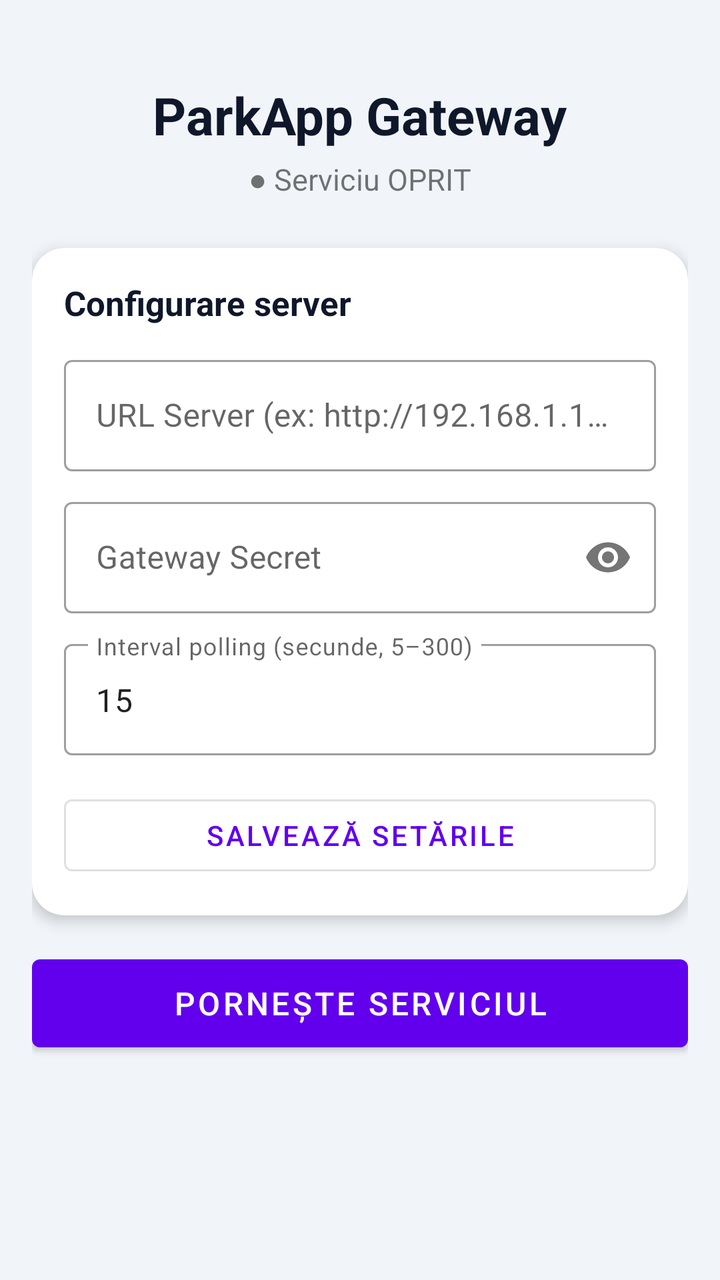
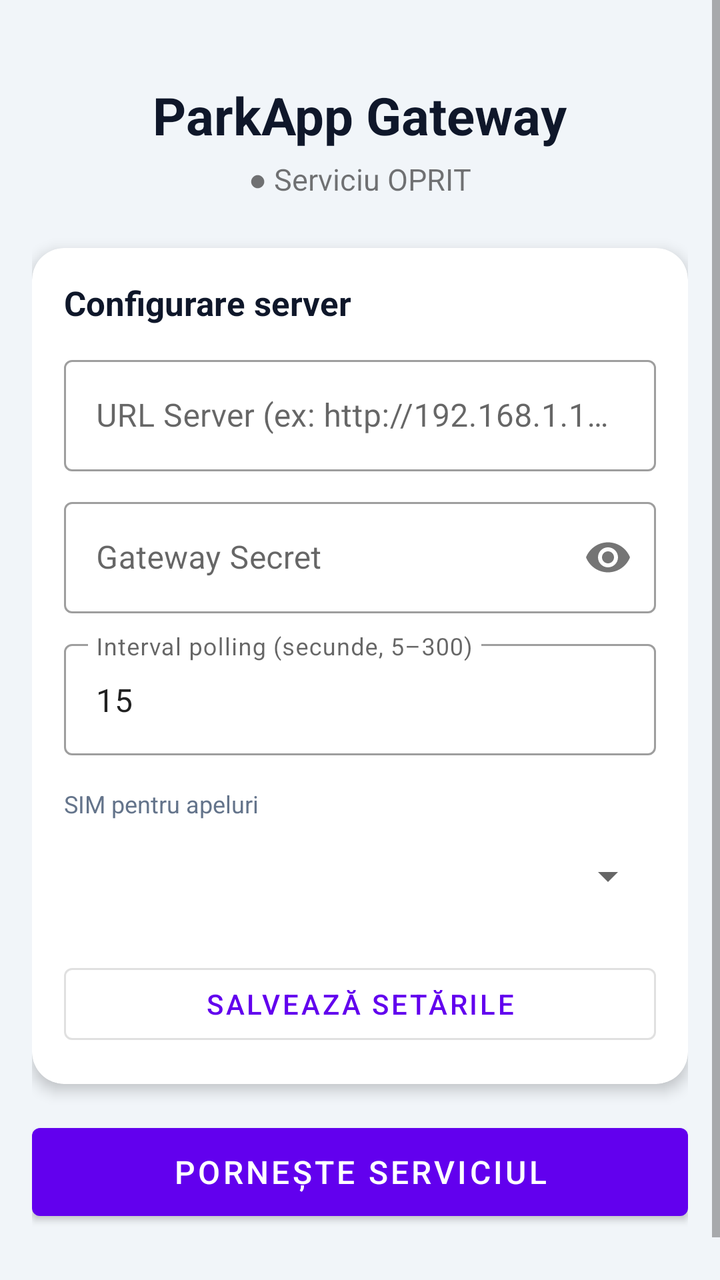

The first picture is an Android layout as it rendered before a commit; the second is the same layout after the commit. The layout source and the unified diff follow.
<!-- AndroidManifest.xml: application theme Theme.GatewayApp -->
<!-- res/layout/activity_main.xml -->
<?xml version="1.0" encoding="utf-8"?>
<ScrollView xmlns:android="http://schemas.android.com/apk/res/android"
    xmlns:app="http://schemas.android.com/apk/res-auto"
    android:layout_width="match_parent"
    android:layout_height="match_parent"
    android:background="#F1F5F9">

    <LinearLayout
        android:layout_width="match_parent"
        android:layout_height="wrap_content"
        android:orientation="vertical"
        android:padding="16dp"
        android:gravity="center_horizontal">

        
        <TextView
            android:layout_width="wrap_content"
            android:layout_height="wrap_content"
            android:text="ParkApp Gateway"
            android:textSize="26sp"
            android:textStyle="bold"
            android:textColor="#0F172A"
            android:layout_marginTop="24dp"
            android:layout_marginBottom="4dp" />

        <TextView
            android:id="@+id/tvStatus"
            android:layout_width="wrap_content"
            android:layout_height="wrap_content"
            android:text="● Serviciu OPRIT"
            android:textSize="15sp"
            android:layout_marginBottom="24dp" />

        
        <androidx.cardview.widget.CardView
            android:layout_width="match_parent"
            android:layout_height="wrap_content"
            app:cardCornerRadius="16dp"
            app:cardElevation="4dp"
            android:layout_marginBottom="16dp">

            <LinearLayout
                android:layout_width="match_parent"
                android:layout_height="wrap_content"
                android:orientation="vertical"
                android:padding="16dp">

                <TextView
                    android:layout_width="wrap_content"
                    android:layout_height="wrap_content"
                    android:text="Configurare server"
                    android:textSize="17sp"
                    android:textStyle="bold"
                    android:textColor="#0F172A"
                    android:layout_marginBottom="12dp" />

                <com.google.android.material.textfield.TextInputLayout
                    android:layout_width="match_parent"
                    android:layout_height="wrap_content"
                    android:hint="URL Server (ex: http://192.168.1.10:8000)"
                    android:layout_marginBottom="10dp"
                    style="@style/Widget.MaterialComponents.TextInputLayout.OutlinedBox">
                    <com.google.android.material.textfield.TextInputEditText
                        android:id="@+id/editUrl"
                        android:layout_width="match_parent"
                        android:layout_height="wrap_content"
                        android:inputType="textUri"
                        android:singleLine="true" />
                </com.google.android.material.textfield.TextInputLayout>

                <com.google.android.material.textfield.TextInputLayout
                    android:layout_width="match_parent"
                    android:layout_height="wrap_content"
                    android:hint="Gateway Secret"
                    android:layout_marginBottom="10dp"
                    style="@style/Widget.MaterialComponents.TextInputLayout.OutlinedBox"
                    app:passwordToggleEnabled="true">
                    <com.google.android.material.textfield.TextInputEditText
                        android:id="@+id/editSecret"
                        android:layout_width="match_parent"
                        android:layout_height="wrap_content"
                        android:inputType="textPassword"
                        android:singleLine="true" />
                </com.google.android.material.textfield.TextInputLayout>

                <com.google.android.material.textfield.TextInputLayout
                    android:layout_width="match_parent"
                    android:layout_height="wrap_content"
                    android:hint="Interval polling (secunde, 5–300)"
                    android:layout_marginBottom="16dp"
                    style="@style/Widget.MaterialComponents.TextInputLayout.OutlinedBox">
                    <com.google.android.material.textfield.TextInputEditText
                        android:id="@+id/editPoll"
                        android:layout_width="match_parent"
                        android:layout_height="wrap_content"
                        android:inputType="number"
                        android:text="15"
                        android:singleLine="true" />
                </com.google.android.material.textfield.TextInputLayout>

                <com.google.android.material.button.MaterialButton
                    android:id="@+id/btnSave"
                    android:layout_width="match_parent"
                    android:layout_height="wrap_content"
                    android:text="Salvează setările"
                    style="@style/Widget.MaterialComponents.Button.OutlinedButton" />

            </LinearLayout>
        </androidx.cardview.widget.CardView>

        
        <com.google.android.material.button.MaterialButton
            android:id="@+id/btnToggle"
            android:layout_width="match_parent"
            android:layout_height="56dp"
            android:text="Pornește serviciul"
            android:textSize="16sp"
            android:layout_marginBottom="32dp" />

    </LinearLayout>
</ScrollView>
<!-- resources referenced by this layout -->
<resources>
  <style name="Theme.GatewayApp" parent="Theme.MaterialComponents.DayNight.DarkActionBar">
          <item name="colorPrimary">@color/purple_500</item>
          <item name="colorPrimaryVariant">@color/purple_700</item>
          <item name="colorOnPrimary">@color/white</item>
          <item name="colorSecondary">@color/teal_200</item>
          <item name="colorSecondaryVariant">@color/teal_700</item>
          <item name="colorOnSecondary">@color/black</item>
          <item name="android:statusBarColor">@color/purple_700</item>
      </style>
  <color name="purple_500">#FF6200EE</color>
  <color name="purple_700">#FF3700B3</color>
  <color name="white">#FFFFFFFF</color>
  <color name="teal_200">#FF03DAC5</color>
  <color name="teal_700">#FF018786</color>
  <color name="black">#FF000000</color>
</resources>

<!-- the commit's change to res/layout/activity_main.xml (unified diff, before → after) -->
@@ -98,6 +98,20 @@
                         android:singleLine="true" />
                 </com.google.android.material.textfield.TextInputLayout>
 
+                <TextView
+                    android:layout_width="match_parent"
+                    android:layout_height="wrap_content"
+                    android:text="SIM pentru apeluri"
+                    android:textSize="12sp"
+                    android:textColor="#64748B"
+                    android:layout_marginBottom="4dp" />
+
+                <Spinner
+                    android:id="@+id/spinnerSim"
+                    android:layout_width="match_parent"
+                    android:layout_height="48dp"
+                    android:layout_marginBottom="16dp" />
+
                 <com.google.android.material.button.MaterialButton
                     android:id="@+id/btnSave"
                     android:layout_width="match_parent"
